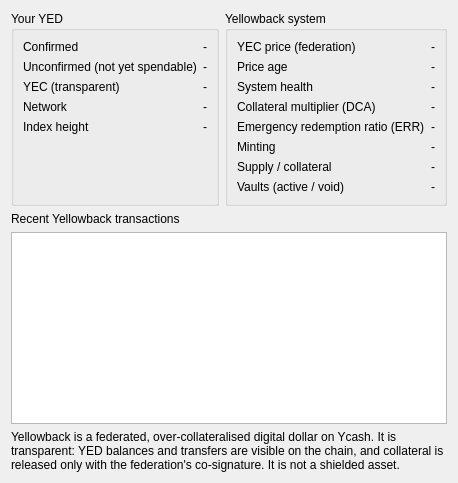
Above: src/yellowbackoverview.ui from boyfromcave/yecwallet-dd before the change. Below: the same form after it.
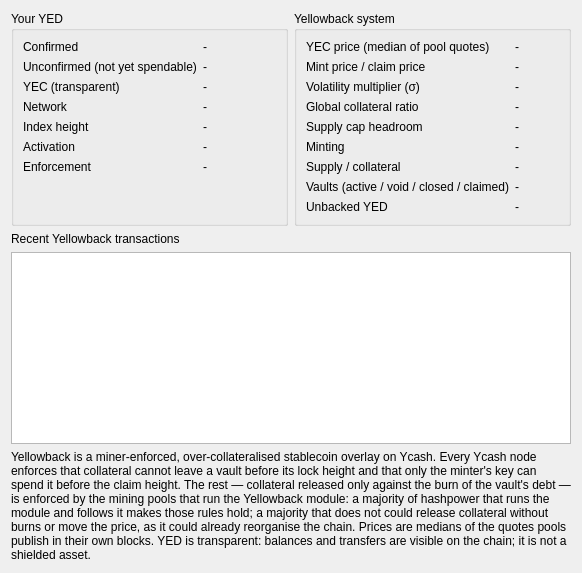
That is the form after the change.

Commit message: Phase 7b-a: RPC_VERSION 2, node-context screens, offline QTest against the v2 contract

Patch:
```diff
--- a/src/yellowbackoverview.ui
+++ b/src/yellowbackoverview.ui
@@ -19,6 +19,10 @@
         <item row="3" column="1"><widget class="QLabel" name="lblNetwork"><property name="text"><string>-</string></property></widget></item>
         <item row="4" column="0"><widget class="QLabel" name="l5"><property name="text"><string>Index height</string></property></widget></item>
         <item row="4" column="1"><widget class="QLabel" name="lblIndexHeight"><property name="text"><string>-</string></property></widget></item>
+        <item row="5" column="0"><widget class="QLabel" name="l6"><property name="text"><string>Activation</string></property></widget></item>
+        <item row="5" column="1"><widget class="QLabel" name="lblActivation"><property name="text"><string>-</string></property><property name="wordWrap"><bool>true</bool></property></widget></item>
+        <item row="6" column="0"><widget class="QLabel" name="l7"><property name="text"><string>Enforcement</string></property></widget></item>
+        <item row="6" column="1"><widget class="QLabel" name="lblEnforcement"><property name="text"><string>-</string></property><property name="wordWrap"><bool>true</bool></property></widget></item>
        </layout>
       </widget>
      </item>
@@ -26,22 +30,24 @@
       <widget class="QGroupBox" name="grpSystem">
        <property name="title"><string>Yellowback system</string></property>
        <layout class="QFormLayout" name="systemForm">
-        <item row="0" column="0"><widget class="QLabel" name="s1"><property name="text"><string>YEC price (federation)</string></property></widget></item>
-        <item row="0" column="1"><widget class="QLabel" name="lblYecPrice"><property name="text"><string>-</string></property></widget></item>
-        <item row="1" column="0"><widget class="QLabel" name="s2"><property name="text"><string>Price age</string></property></widget></item>
-        <item row="1" column="1"><widget class="QLabel" name="lblPriceAge"><property name="text"><string>-</string></property></widget></item>
-        <item row="2" column="0"><widget class="QLabel" name="s3"><property name="text"><string>System health</string></property></widget></item>
-        <item row="2" column="1"><widget class="QLabel" name="lblHealth"><property name="text"><string>-</string></property></widget></item>
-        <item row="3" column="0"><widget class="QLabel" name="s4"><property name="text"><string>Collateral multiplier (DCA)</string></property></widget></item>
-        <item row="3" column="1"><widget class="QLabel" name="lblDca"><property name="text"><string>-</string></property></widget></item>
-        <item row="4" column="0"><widget class="QLabel" name="s5"><property name="text"><string>Emergency redemption ratio (ERR)</string></property></widget></item>
-        <item row="4" column="1"><widget class="QLabel" name="lblErr"><property name="text"><string>-</string></property></widget></item>
+        <item row="0" column="0"><widget class="QLabel" name="s1"><property name="text"><string>YEC price (median of pool quotes)</string></property></widget></item>
+        <item row="0" column="1"><widget class="QLabel" name="lblYecPrice"><property name="text"><string>-</string></property><property name="toolTip"><string>P_mid: the median of the price quotes pools published in their own blocks over the middle window. Prices are undefined until enough blocks carry quotes.</string></property></widget></item>
+        <item row="1" column="0"><widget class="QLabel" name="s2"><property name="text"><string>Mint price / claim price</string></property></widget></item>
+        <item row="1" column="1"><widget class="QLabel" name="lblMintClaimPrice"><property name="text"><string>-</string></property><property name="toolTip"><string>P_mint (the lowest of the three medians) sets the collateral a mint needs; P_claim (the higher of the middle and slow medians) decides when a vault is underwater. Either is undefined when its windows hold too few quotes.</string></property></widget></item>
+        <item row="2" column="0"><widget class="QLabel" name="s3"><property name="text"><string>Volatility multiplier (σ)</string></property></widget></item>
+        <item row="2" column="1"><widget class="QLabel" name="lblSigma"><property name="text"><string>-</string></property><property name="toolTip"><string>Scales every class's base collateral ratio with recent price volatility.</string></property></widget></item>
+        <item row="3" column="0"><widget class="QLabel" name="s4"><property name="text"><string>Global collateral ratio</string></property></widget></item>
+        <item row="3" column="1"><widget class="QLabel" name="lblGlobalRatio"><property name="text"><string>-</string></property></widget></item>
+        <item row="4" column="0"><widget class="QLabel" name="s5"><property name="text"><string>Supply cap headroom</string></property></widget></item>
+        <item row="4" column="1"><widget class="QLabel" name="lblCapHeadroom"><property name="text"><string>-</string></property></widget></item>
         <item row="5" column="0"><widget class="QLabel" name="s6"><property name="text"><string>Minting</string></property></widget></item>
         <item row="5" column="1"><widget class="QLabel" name="lblMintStatus"><property name="text"><string>-</string></property><property name="wordWrap"><bool>true</bool></property></widget></item>
         <item row="6" column="0"><widget class="QLabel" name="s7"><property name="text"><string>Supply / collateral</string></property></widget></item>
         <item row="6" column="1"><widget class="QLabel" name="lblSupply"><property name="text"><string>-</string></property></widget></item>
-        <item row="7" column="0"><widget class="QLabel" name="s8"><property name="text"><string>Vaults (active / void)</string></property></widget></item>
+        <item row="7" column="0"><widget class="QLabel" name="s8"><property name="text"><string>Vaults (active / void / closed / claimed)</string></property></widget></item>
         <item row="7" column="1"><widget class="QLabel" name="lblVaults"><property name="text"><string>-</string></property></widget></item>
+        <item row="8" column="0"><widget class="QLabel" name="s9"><property name="text"><string>Unbacked YED</string></property></widget></item>
+        <item row="8" column="1"><widget class="QLabel" name="lblUnbacked"><property name="text"><string>-</string></property><property name="toolTip"><string>YED minted against vaults that were later emptied without their burn (only possible while enforcement is paused or abandoned).</string></property></widget></item>
        </layout>
       </widget>
      </item>
@@ -59,7 +65,7 @@
    <item>
     <widget class="QLabel" name="lblTrust">
      <property name="wordWrap"><bool>true</bool></property>
-     <property name="text"><string>Yellowback is a federated, over-collateralised digital dollar on Ycash. It is transparent: YED balances and transfers are visible on the chain, and collateral is released only with the federation's co-signature. It is not a shielded asset.</string></property>
+     <property name="text"><string>Yellowback is a miner-enforced, over-collateralised stablecoin overlay on Ycash. Every Ycash node enforces that collateral cannot leave a vault before its lock height and that only the minter's key can spend it before the claim height. The rest — collateral released only against the burn of the vault's debt — is enforced by the mining pools that run the Yellowback module: a majority of hashpower that runs the module and follows it makes those rules hold; a majority that does not could release collateral without burns or move the price, as it could already reorganise the chain. Prices are medians of the quotes pools publish in their own blocks. YED is transparent: balances and transfers are visible on the chain; it is not a shielded asset.</string></property>
     </widget>
    </item>
   </layout>
```
The commit also changes 14 other files.
